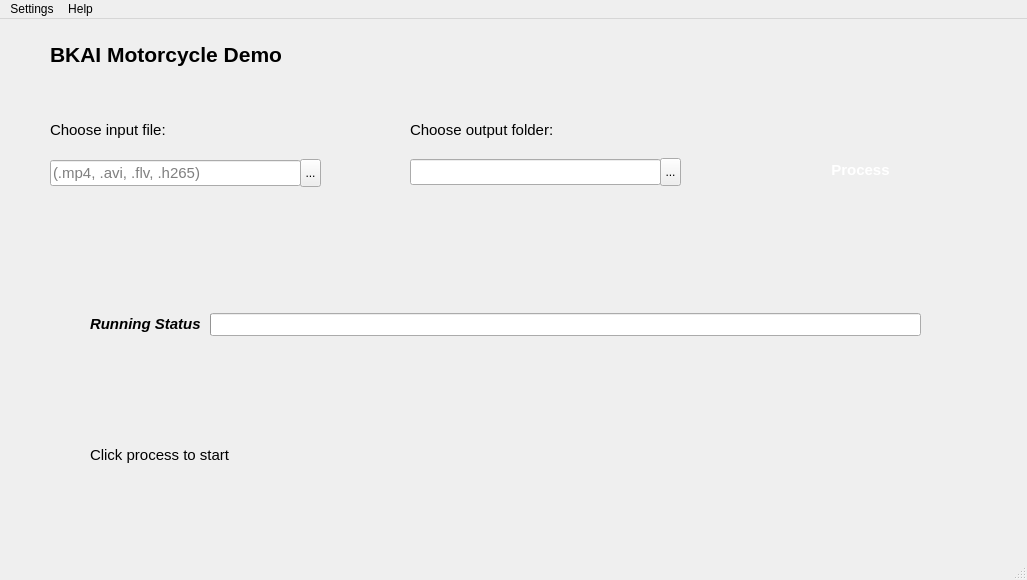
First picture: the form in src/view/home_page.ui, repository BKAI-Team-Thay-Linh/BKAI-Demo-Motorbike-PyQT, before the edit.
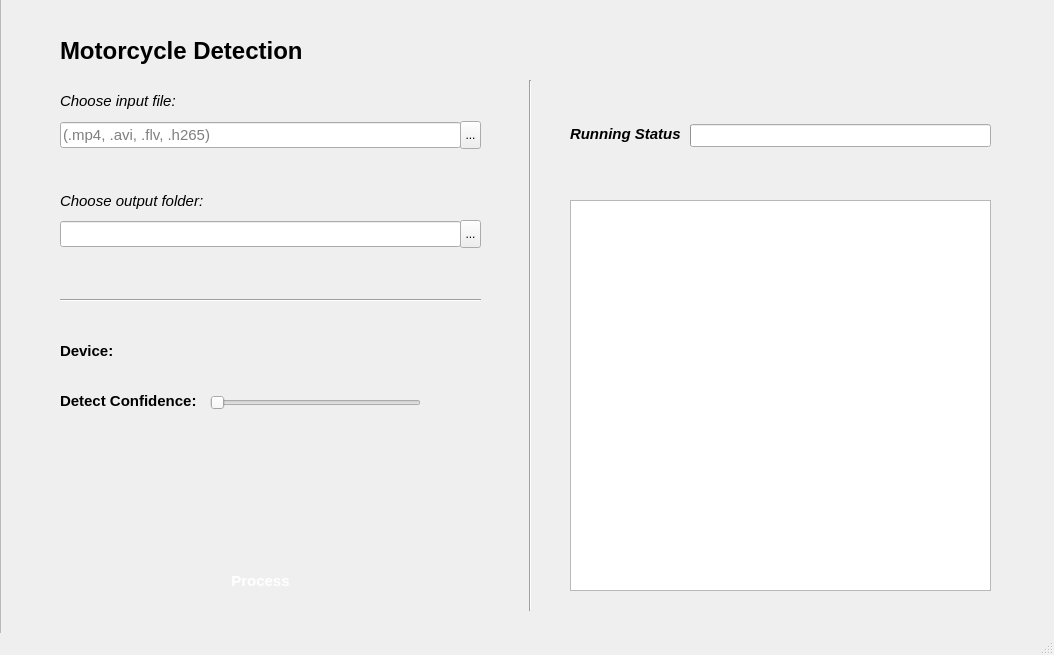
Second picture: the form after the edit. Icons and pictures are not drawn.

The edit to the form file:
```diff
--- a/src/view/home_page.ui
+++ b/src/view/home_page.ui
@@ -6,134 +6,37 @@
    <rect>
     <x>0</x>
     <y>0</y>
-    <width>1027</width>
-    <height>580</height>
+    <width>1054</width>
+    <height>655</height>
    </rect>
   </property>
   <property name="windowTitle">
    <string>BKAI Motorcycle Demo</string>
   </property>
   <widget class="QWidget" name="centralwidget">
-   <widget class="QLabel" name="label">
+   <widget class="QFrame" name="frame">
     <property name="geometry">
      <rect>
-      <x>50</x>
-      <y>20</y>
-      <width>241</width>
-      <height>31</height>
+      <x>0</x>
+      <y>-10</y>
+      <width>1061</width>
+      <height>671</height>
      </rect>
-    </property>
-    <property name="font">
-     <font>
-      <pointsize>16</pointsize>
-      <bold>true</bold>
-     </font>
-    </property>
-    <property name="text">
-     <string>BKAI Motorcycle Demo</string>
-    </property>
-   </widget>
-   <widget class="QLineEdit" name="input_lineEdit">
-    <property name="geometry">
-     <rect>
-      <x>50</x>
-      <y>141</y>
-      <width>251</width>
-      <height>26</height>
-     </rect>
-    </property>
-    <property name="font">
-     <font>
-      <pointsize>11</pointsize>
-     </font>
-    </property>
-    <property name="cursor">
-     <cursorShape>IBeamCursor</cursorShape>
-    </property>
-    <property name="toolTip">
-     <string>&lt;html&gt;&lt;head/&gt;&lt;body&gt;&lt;p&gt;&lt;br/&gt;&lt;/p&gt;&lt;/body&gt;&lt;/html&gt;</string>
-    </property>
-    <property name="text">
-     <string/>
-    </property>
-    <property name="readOnly">
-     <bool>true</bool>
-    </property>
-    <property name="placeholderText">
-     <string>(.mp4, .avi, .flv, .h265)</string>
-    </property>
-   </widget>
-   <widget class="QToolButton" name="input_button">
-    <property name="geometry">
-     <rect>
-      <x>300</x>
-      <y>140</y>
-      <width>21</width>
-      <height>28</height>
-     </rect>
-    </property>
-    <property name="toolTip">
-     <string>&lt;html&gt;&lt;head/&gt;&lt;body&gt;&lt;p&gt;&lt;br/&gt;&lt;/p&gt;&lt;/body&gt;&lt;/html&gt;</string>
-    </property>
-    <property name="toolTipDuration">
-     <number>-3</number>
-    </property>
-    <property name="whatsThis">
-     <string>&lt;html&gt;&lt;head/&gt;&lt;body&gt;&lt;p&gt;&lt;br/&gt;&lt;/p&gt;&lt;/body&gt;&lt;/html&gt;</string>
-    </property>
-    <property name="text">
-     <string>...</string>
-    </property>
-   </widget>
-   <widget class="QPushButton" name="process_button">
-    <property name="geometry">
-     <rect>
-      <x>810</x>
-      <y>130</y>
-      <width>101</width>
-      <height>41</height>
-     </rect>
-    </property>
-    <property name="font">
-     <font>
-      <pointsize>11</pointsize>
-      <bold>true</bold>
-     </font>
     </property>
     <property name="styleSheet">
-     <string notr="true">QPushButton{border-radius:5px;background-color:rgb(0, 104,
-          74);color:white;font-weight:600}QPushButton:hover{border-radius:5px;border:2px solid
-          rgb(123, 255, 244);background-color:rgb(0, 104, 74);color:white;font-weight:600}</string>
+     <string notr="true"/>
     </property>
-    <property name="text">
-     <string>Process</string>
+    <property name="frameShape">
+     <enum>QFrame::StyledPanel</enum>
     </property>
-   </widget>
-   <widget class="QLabel" name="label_6">
-    <property name="geometry">
-     <rect>
-      <x>90</x>
-      <y>284</y>
-      <width>111</width>
-      <height>41</height>
-     </rect>
+    <property name="frameShadow">
+     <enum>QFrame::Raised</enum>
     </property>
-    <property name="font">
-     <font>
-      <pointsize>11</pointsize>
-      <italic>true</italic>
-      <bold>true</bold>
-     </font>
-    </property>
-    <property name="text">
-     <string>Running Status</string>
-    </property>
-   </widget>
    <widget class="QLabel" name="spin_label">
     <property name="geometry">
      <rect>
-      <x>940</x>
-      <y>290</y>
+       <x>1010</x>
+       <y>130</y>
       <width>31</width>
       <height>31</height>
      </rect>
@@ -155,9 +58,9 @@
    <widget class="QProgressBar" name="progressBar">
     <property name="geometry">
      <rect>
-      <x>210</x>
-      <y>294</y>
-      <width>711</width>
+       <x>690</x>
+       <y>134</y>
+       <width>301</width>
       <height>23</height>
      </rect>
     </property>
@@ -179,10 +82,30 @@
      <enum>Qt::Horizontal</enum>
     </property>
    </widget>
+    <widget class="QLabel" name="label_6">
+     <property name="geometry">
+      <rect>
+       <x>570</x>
+       <y>123</y>
+       <width>111</width>
+       <height>41</height>
+      </rect>
+     </property>
+     <property name="font">
+      <font>
+       <pointsize>11</pointsize>
+       <italic>true</italic>
+       <bold>true</bold>
+      </font>
+     </property>
+     <property name="text">
+      <string>Running Status</string>
+     </property>
+    </widget>
    <widget class="QLabel" name="label_7">
     <property name="geometry">
      <rect>
-      <x>50</x>
+       <x>60</x>
       <y>90</y>
       <width>131</width>
       <height>41</height>
@@ -191,7 +114,7 @@
     <property name="font">
      <font>
       <pointsize>11</pointsize>
-      <italic>false</italic>
+       <italic>true</italic>
       <bold>false</bold>
      </font>
     </property>
@@ -199,11 +122,69 @@
      <string>Choose input file:</string>
     </property>
    </widget>
+    <widget class="QToolButton" name="input_button">
+     <property name="geometry">
+      <rect>
+       <x>460</x>
+       <y>131</y>
+       <width>21</width>
+       <height>28</height>
+      </rect>
+     </property>
+     <property name="toolTip">
+      <string>&lt;html&gt;&lt;head/&gt;&lt;body&gt;&lt;p&gt;&lt;br/&gt;&lt;/p&gt;&lt;/body&gt;&lt;/html&gt;</string>
+     </property>
+     <property name="toolTipDuration">
+      <number>-3</number>
+     </property>
+     <property name="whatsThis">
+      <string>&lt;html&gt;&lt;head/&gt;&lt;body&gt;&lt;p&gt;&lt;br/&gt;&lt;/p&gt;&lt;/body&gt;&lt;/html&gt;</string>
+     </property>
+     <property name="styleSheet">
+      <string notr="true"/>
+     </property>
+     <property name="text">
+      <string>...</string>
+     </property>
+    </widget>
+    <widget class="QLineEdit" name="input_lineEdit">
+     <property name="geometry">
+      <rect>
+       <x>60</x>
+       <y>132</y>
+       <width>401</width>
+       <height>26</height>
+      </rect>
+     </property>
+     <property name="font">
+      <font>
+       <pointsize>11</pointsize>
+      </font>
+     </property>
+     <property name="cursor">
+      <cursorShape>IBeamCursor</cursorShape>
+     </property>
+     <property name="toolTip">
+      <string>&lt;html&gt;&lt;head/&gt;&lt;body&gt;&lt;p&gt;&lt;br/&gt;&lt;/p&gt;&lt;/body&gt;&lt;/html&gt;</string>
+     </property>
+     <property name="styleSheet">
+      <string notr="true"/>
+     </property>
+     <property name="text">
+      <string/>
+     </property>
+     <property name="readOnly">
+      <bool>true</bool>
+     </property>
+     <property name="placeholderText">
+      <string>(.mp4, .avi, .flv, .h265)</string>
+     </property>
+    </widget>
    <widget class="QLabel" name="label_8">
     <property name="geometry">
      <rect>
-      <x>410</x>
-      <y>90</y>
+       <x>60</x>
+       <y>190</y>
       <width>161</width>
       <height>41</height>
      </rect>
@@ -211,7 +192,7 @@
     <property name="font">
      <font>
       <pointsize>11</pointsize>
-      <italic>false</italic>
+       <italic>true</italic>
       <bold>false</bold>
      </font>
     </property>
@@ -222,8 +203,8 @@
    <widget class="QToolButton" name="output_button">
     <property name="geometry">
      <rect>
-      <x>660</x>
-      <y>139</y>
+       <x>460</x>
+       <y>230</y>
       <width>21</width>
       <height>28</height>
      </rect>
@@ -237,6 +218,9 @@
     <property name="whatsThis">
      <string>&lt;html&gt;&lt;head/&gt;&lt;body&gt;&lt;p&gt;&lt;br/&gt;&lt;/p&gt;&lt;/body&gt;&lt;/html&gt;</string>
     </property>
+     <property name="styleSheet">
+      <string notr="true"/>
+     </property>
     <property name="text">
      <string>...</string>
     </property>
@@ -244,9 +228,9 @@
    <widget class="QLineEdit" name="output_lineEdit">
     <property name="geometry">
      <rect>
-      <x>410</x>
-      <y>140</y>
-      <width>251</width>
+       <x>60</x>
+       <y>231</y>
+       <width>401</width>
       <height>26</height>
      </rect>
     </property>
@@ -261,6 +245,9 @@
     <property name="toolTip">
      <string>&lt;html&gt;&lt;head/&gt;&lt;body&gt;&lt;p&gt;&lt;br/&gt;&lt;/p&gt;&lt;/body&gt;&lt;/html&gt;</string>
     </property>
+     <property name="styleSheet">
+      <string notr="true"/>
+     </property>
     <property name="text">
      <string/>
     </property>
@@ -271,48 +258,165 @@
      <string/>
     </property>
    </widget>
-   <widget class="QLabel" name="log_label">
+    <widget class="QPushButton" name="process_button">
     <property name="geometry">
      <rect>
-      <x>90</x>
-      <y>400</y>
-      <width>871</width>
-      <height>71</height>
+       <x>210</x>
+       <y>570</y>
+       <width>101</width>
+       <height>41</height>
      </rect>
     </property>
     <property name="font">
      <font>
       <pointsize>11</pointsize>
+       <bold>true</bold>
+      </font>
+     </property>
+     <property name="styleSheet">
+      <string notr="true">QPushButton{border-radius:5px;background-color:rgb(0, 104,
+          74);color:white;font-weight:600}QPushButton:hover{border-radius:5px;border:2px solid
+          rgb(123, 255, 244);background-color:rgb(0, 104, 74);color:white;font-weight:600}</string>
+     </property>
+     <property name="text">
+      <string>Process</string>
+     </property>
+    </widget>
+    <widget class="QLabel" name="label">
+     <property name="geometry">
+      <rect>
+       <x>60</x>
+       <y>40</y>
+       <width>321</width>
+       <height>41</height>
+      </rect>
+     </property>
+     <property name="font">
+      <font>
+       <pointsize>18</pointsize>
+       <bold>true</bold>
+      </font>
+     </property>
+     <property name="text">
+      <string>Motorcycle Detection</string>
+     </property>
+    </widget>
+    <widget class="QTextEdit" name="log_area">
+     <property name="geometry">
+      <rect>
+       <x>570</x>
+       <y>210</y>
+       <width>421</width>
+       <height>391</height>
+      </rect>
+     </property>
+     <property name="readOnly">
+      <bool>true</bool>
+     </property>
+    </widget>
+    <widget class="Line" name="line">
+     <property name="geometry">
+      <rect>
+       <x>60</x>
+       <y>300</y>
+       <width>421</width>
+       <height>20</height>
+      </rect>
+     </property>
+     <property name="orientation">
+      <enum>Qt::Horizontal</enum>
+     </property>
+    </widget>
+    <widget class="Line" name="line_2">
+     <property name="geometry">
+      <rect>
+       <x>520</x>
+       <y>90</y>
+       <width>20</width>
+       <height>531</height>
+      </rect>
+     </property>
+     <property name="orientation">
+      <enum>Qt::Vertical</enum>
+     </property>
+    </widget>
+    <widget class="QLabel" name="device_label">
+     <property name="geometry">
+      <rect>
+       <x>60</x>
+       <y>340</y>
+       <width>421</width>
+       <height>41</height>
+      </rect>
+     </property>
+     <property name="font">
+      <font>
+       <pointsize>11</pointsize>
       <italic>false</italic>
-      <bold>false</bold>
+       <bold>true</bold>
      </font>
     </property>
     <property name="text">
-     <string>Click process to start</string>
-    </property>
-   </widget>
-  </widget>
-  <widget class="QMenuBar" name="menubar">
+      <string>Device:</string>
+     </property>
+    </widget>
+    <widget class="QSlider" name="conf_slide">
+     <property name="geometry">
+      <rect>
+       <x>210</x>
+       <y>405</y>
+       <width>211</width>
+       <height>16</height>
+      </rect>
+     </property>
+     <property name="minimum">
+      <number>1</number>
+     </property>
+     <property name="orientation">
+      <enum>Qt::Horizontal</enum>
+     </property>
+    </widget>
+    <widget class="QLabel" name="_label">
    <property name="geometry">
     <rect>
-     <x>0</x>
-     <y>0</y>
-     <width>1027</width>
-     <height>22</height>
-    </rect>
-   </property>
-   <widget class="QMenu" name="menuSettings">
-    <property name="title">
-     <string>Settings</string>
-    </property>
-   </widget>
-   <widget class="QMenu" name="menuHelp">
-    <property name="title">
-     <string>Help</string>
-    </property>
-   </widget>
-   <addaction name="menuSettings"/>
-   <addaction name="menuHelp"/>
+       <x>60</x>
+       <y>390</y>
+       <width>141</width>
+       <height>41</height>
+      </rect>
+     </property>
+     <property name="font">
+      <font>
+       <pointsize>11</pointsize>
+       <italic>false</italic>
+       <bold>true</bold>
+      </font>
+     </property>
+     <property name="text">
+      <string>Detect Confidence:</string>
+     </property>
+    </widget>
+    <widget class="QLabel" name="conf_label">
+     <property name="geometry">
+      <rect>
+       <x>440</x>
+       <y>390</y>
+       <width>41</width>
+       <height>41</height>
+      </rect>
+     </property>
+     <property name="font">
+      <font>
+       <pointsize>11</pointsize>
+       <italic>false</italic>
+       <bold>true</bold>
+      </font>
+     </property>
+     <property name="text">
+      <string/>
+     </property>
+    </widget>
+   </widget>
   </widget>
   <widget class="QStatusBar" name="statusbar"/>
  </widget>
```
Left out of the diff: 4 changed lines with no effect on the pictures. Lines whose indentation alone changed are shown as unchanged.
